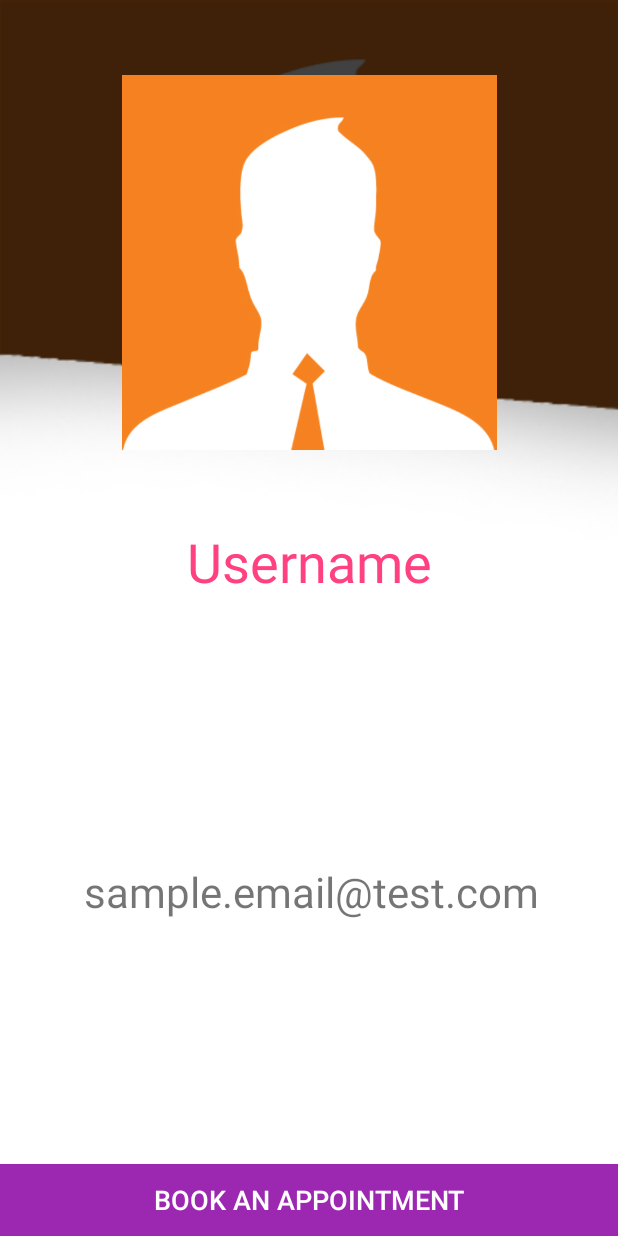
After one commit to shantanu0323/SeeAdoc, an Android app: the ViewDoctorProfile screen opened directly, with no data from a screen before it, on a phone screen of 412 x 824 dp. The commit adds this screen. Run offline under Robolectric (Android 15) with nearby library versions, the phone set to English and light mode, and no system bars; our stand-ins replace Firebase (no records; nobody signed in at launch, a user with empty details on screens opened directly); 9 statements that could not run were skipped.

Commit message:
APPOINTMENT BOOKING DONE

```diff
--- a/app/src/main/AndroidManifest.xml
+++ b/app/src/main/AndroidManifest.xml
@@ -36,6 +36,8 @@
             android:name="com.theartofdev.edmodo.cropper.CropImageActivity"
             android:theme="@style/Base.Theme.AppCompat" />
 
+        <activity android:name=".ViewDoctorProfile"
+            android:theme="@style/AppTheme.NoActionBar"/>
     </application>
 
 </manifest>
--- a/app/src/main/java/shantanu/seeadoc/DoctorViewHolder.java
+++ b/app/src/main/java/shantanu/seeadoc/DoctorViewHolder.java
@@ -9,7 +9,10 @@ import android.widget.ProgressBar;
 import android.widget.TextView;
 
 import com.google.firebase.auth.FirebaseAuth;
+import com.google.firebase.database.DataSnapshot;
+import com.google.firebase.database.DatabaseError;
 import com.google.firebase.database.DatabaseReference;
+import com.google.firebase.database.ValueEventListener;
 import com.squareup.picasso.Callback;
 import com.squareup.picasso.NetworkPolicy;
 import com.squareup.picasso.Picasso;
@@ -61,4 +64,5 @@ public class DoctorViewHolder extends RecyclerView.ViewHolder {
                     }
                 });
     }
+
 }
--- a/app/src/main/java/shantanu/seeadoc/HomeActivity.java
+++ b/app/src/main/java/shantanu/seeadoc/HomeActivity.java
@@ -48,6 +48,7 @@ public class HomeActivity extends AppCompatActivity
     private DatabaseReference databaseDoctors;
     private RecyclerView doctorList;
     private boolean flag = true;
+    private boolean loadingDone = false;
 
     @Override
     protected void onCreate(Bundle savedInstanceState) {
@@ -126,6 +127,7 @@ public class HomeActivity extends AppCompatActivity
         };
         progressDialog = new ProgressDialog(this);
     }
+
     @Override
     protected void onStart() {
         super.onStart();
@@ -133,8 +135,10 @@ public class HomeActivity extends AppCompatActivity
         if (auth != null) {
             auth.addAuthStateListener(authStateListener);
         }
-        progressDialog.setMessage("Loading...");
-        progressDialog.show();
+        if (!loadingDone) {
+            progressDialog.setMessage("Loading...");
+            progressDialog.show();
+        }
         FirebaseRecyclerAdapter<Doctor, DoctorViewHolder> adapter = new FirebaseRecyclerAdapter<Doctor, DoctorViewHolder>(
                 Doctor.class,
                 R.layout.row_doctor,
@@ -162,6 +166,7 @@ public class HomeActivity extends AppCompatActivity
                                             .getValue().toString());
                                     if (flag) {
                                         progressDialog.dismiss();
+                                        loadingDone = true;
                                         flag = false;
                                     }
                                 }
@@ -178,6 +183,10 @@ public class HomeActivity extends AppCompatActivity
                     @Override
                     public void onClick(View v) {
                         Toast.makeText(HomeActivity.this, "Doctor : " + doctorKey, Toast.LENGTH_SHORT).show();
+                        Intent intent = new Intent(getApplicationContext(), ViewDoctorProfile.class);
+                        intent.putExtra("doctorUid", doctorKey);
+                        intent.putExtra("patientUid", auth.getCurrentUser().getUid());
+                        startActivity(intent);
                     }
                 });
 
@@ -260,5 +269,4 @@ public class HomeActivity extends AppCompatActivity
         return true;
     }
 
-
 }
--- /dev/null
+++ b/app/src/main/java/shantanu/seeadoc/ViewDoctorProfile.java
@@ -0,0 +1,154 @@
+package shantanu.seeadoc;
+
+import android.app.ProgressDialog;
+import android.os.Bundle;
+import android.support.v7.app.AppCompatActivity;
+import android.transition.Explode;
+import android.util.Log;
+import android.view.View;
+import android.widget.Button;
+import android.widget.Toast;
+
+import com.google.firebase.FirebaseApp;
+import com.google.firebase.FirebaseOptions;
+import com.google.firebase.database.DataSnapshot;
+import com.google.firebase.database.DatabaseError;
+import com.google.firebase.database.DatabaseReference;
+import com.google.firebase.database.FirebaseDatabase;
+import com.google.firebase.database.ValueEventListener;
+
+import java.util.UUID;
+
+public class ViewDoctorProfile extends AppCompatActivity {
+
+    private static final String TAG = "ViewDoctorProfile";
+
+    private String doctorUid;
+    private String patientUid;
+    private boolean appointmentBooked;
+
+    private Button bBookAppointment;
+    private DatabaseReference databaseDoctors;
+    private DatabaseReference databasePatients;
+    private DatabaseReference databaseAppointments;
+    private boolean bookAppointmentClicked = false;
+    private Object patientDetails;
+    private ProgressDialog progressDialog;
+
+    @Override
+    protected void onCreate(Bundle savedInstanceState) {
+        super.onCreate(savedInstanceState);
+
+        Explode explode = new Explode();
+        explode.setDuration(1000);
+        getWindow().setEnterTransition(explode);
+
+        setContentView(R.layout.activity_view_doctor_profile);
+
+        init();
+
+        databaseAppointments.addValueEventListener(new ValueEventListener() {
+            @Override
+            public void onDataChange(DataSnapshot dataSnapshot) {
+                progressDialog.dismiss();
+                if (dataSnapshot.hasChild(patientUid)) {
+                    bBookAppointment.setText("Cancel the Appointment");
+                    bBookAppointment.setBackground(getResources().getDrawable(R.drawable.bg_ripple_cancel));
+                } else {
+                    bBookAppointment.setText("Book an Appointment");
+                    bBookAppointment.setBackground(getResources().getDrawable(R.drawable.bg_ripple_book));
+                }
+            }
+
+            @Override
+            public void onCancelled(DatabaseError databaseError) {
+
+            }
+        });
+
+
+        bBookAppointment.setOnClickListener(new View.OnClickListener() {
+            @Override
+            public void onClick(View view) {
+                bookAppointmentClicked = true;
+
+                databaseAppointments.addValueEventListener(new ValueEventListener() {
+                    @Override
+                    public void onDataChange(DataSnapshot dataSnapshot) {
+                        if (bookAppointmentClicked) {
+                            if (dataSnapshot.hasChild(patientUid)) {
+                                // Cancelling Appointment
+                                Log.i(TAG, "onDataChange: databaseAppointments : Cancelling appointment");
+                                databaseAppointments.child(patientUid).removeValue();
+                                Toast.makeText(ViewDoctorProfile.this, "Appointment Request Cancelled",
+                                        Toast.LENGTH_SHORT).show();
+                                bookAppointmentClicked = false;
+                            } else {
+                                // Booking Appointment
+                                Log.i(TAG, "onDataChange: databaseAppointments : Booking Appointment");
+                                databasePatients.addValueEventListener(new ValueEventListener() {
+                                    @Override
+                                    public void onDataChange(DataSnapshot dataSnapshot) {
+                                        if (dataSnapshot.hasChild(patientUid)) {
+                                            patientDetails = dataSnapshot.child(patientUid).getValue();
+                                            Log.i(TAG, "onDataChange: databasePatients");
+                                        }
+                                    }
+
+                                    @Override
+                                    public void onCancelled(DatabaseError databaseError) {
+
+                                    }
+                                });
+                                databaseAppointments.child(patientUid).setValue(patientDetails);
+                                Toast.makeText(ViewDoctorProfile.this, "Appointment Request Sent successfully",
+                                        Toast.LENGTH_SHORT).show();
+                                bookAppointmentClicked = false;
+                            }
+                        }
+                    }
+
+                    @Override
+                    public void onCancelled(DatabaseError databaseError) {
+
+                    }
+                });
+
+            }
+        });
+    }
+
+    private void init() {
+        doctorUid = getIntent().getStringExtra("doctorUid");
+        patientUid = getIntent().getStringExtra("patientUid");
+        Log.i(TAG, "init: doctorUid : " + doctorUid);
+        Log.i(TAG, "init: patientUid : " + patientUid);
+
+        FirebaseOptions options = new FirebaseOptions.Builder()
+                .setApplicationId("1:530266078999:android:481c4ecf3253701e") // Required for Analytics.
+                .setApiKey("AIzaSyBRxOyIj5dJkKgAVPXRLYFkdZwh2Xxq51k") // Required for Auth.
+                .setDatabaseUrl("https://docmate-d670e.firebaseio.com/") // Required for RTDB.
+                .build();
+        String doctorApp = UUID.randomUUID().toString();
+        FirebaseApp.initializeApp(this, options, doctorApp);
+        // Retrieve my other app.
+        FirebaseApp doctorAppliction = FirebaseApp.getInstance(doctorApp);
+// Get the database for the other app.
+        FirebaseDatabase doctorDatabase = FirebaseDatabase.getInstance(doctorAppliction);
+
+        databaseDoctors = doctorDatabase.getReference().child("doctor");
+        databaseDoctors.keepSynced(true);
+
+        databasePatients = FirebaseDatabase.getInstance().getReference().child("patient");
+        databasePatients.keepSynced(true);
+
+        databaseAppointments = databaseDoctors.child(doctorUid).child("appointments");
+        databaseAppointments.keepSynced(true);
+
+        progressDialog = new ProgressDialog(this);
+        progressDialog.setMessage("Retrieving Status...");
+        progressDialog.show();
+
+        bBookAppointment = (Button) findViewById(R.id.bBookAppointment);
+    }
+}
--- /dev/null
+++ b/app/src/main/res/drawable/bg_ripple_book.xml
@@ -0,0 +1,12 @@
+<?xml version="1.0" encoding="utf-8"?>
+
+<ripple xmlns:android="http://schemas.android.com/apk/res/android"
+        android:color="#beffffff"
+        android:radius="20dp">
+    <item>
+    <shape xmlns:android="http://schemas.android.com/apk/res/android"
+        android:shape= "rectangle">
+        <solid android:color="@color/colorPrimary"/>
+    </shape>
+    </item>
+</ripple>
--- /dev/null
+++ b/app/src/main/res/drawable/bg_ripple_cancel.xml
@@ -0,0 +1,12 @@
+<?xml version="1.0" encoding="utf-8"?>
+
+<ripple xmlns:android="http://schemas.android.com/apk/res/android"
+        android:color="#beffffff"
+        android:radius="20dp">
+    <item>
+    <shape xmlns:android="http://schemas.android.com/apk/res/android"
+        android:shape= "rectangle">
+        <solid android:color="#d00"/>
+    </shape>
+    </item>
+</ripple>
--- /dev/null
+++ b/app/src/main/res/layout/activity_view_doctor_profile.xml
@@ -0,0 +1,112 @@
+<?xml version="1.0" encoding="utf-8"?>
+<android.support.constraint.ConstraintLayout xmlns:android="http://schemas.android.com/apk/res/android"
+    xmlns:app="http://schemas.android.com/apk/res-auto"
+    xmlns:tools="http://schemas.android.com/tools"
+    android:layout_width="match_parent"
+    android:layout_height="match_parent"
+    android:background="#fff"
+    tools:context="shantanu.seeadoc.ViewDoctorProfile">
+
+    <Button
+        android:background="@drawable/bg_ripple_book"
+        android:id="@+id/bBookAppointment"
+        android:textColor="#fff"
+        android:textSize="18sp"
+        android:layout_width="0dp"
+        android:layout_height="wrap_content"
+        android:text="Book an Appointment"
+        app:layout_constraintBottom_toBottomOf="parent"
+        app:layout_constraintLeft_toLeftOf="parent"
+        app:layout_constraintRight_toRightOf="parent" />
+
+    <FrameLayout
+        android:layout_width="0dp"
+        android:layout_height="0dp"
+        android:layout_marginBottom="0dp"
+        app:layout_constraintBottom_toTopOf="@+id/bBookAppointment"
+        app:layout_constraintLeft_toLeftOf="parent"
+        app:layout_constraintRight_toRightOf="parent"
+        app:layout_constraintTop_toTopOf="parent">
+
+        <ImageView
+            android:id="@+id/profilePicBG"
+            android:layout_width="match_parent"
+            android:layout_height="350dp"
+            android:background="@drawable/default_image"
+            android:elevation="1dp"
+            android:scaleType="centerCrop"
+            tools:layout_editor_absoluteX="0dp"
+            tools:layout_editor_absoluteY="0dp" />
+
+        <LinearLayout
+            android:layout_width="match_parent"
+            android:layout_height="400dp"
+            android:alpha="0.7"
+            android:background="#000"
+            android:elevation="2dp" />
+
+        <ImageView
+            android:layout_width="match_parent"
+            android:layout_height="wrap_content"
+            android:elevation="3dp"
+            android:scaleType="centerCrop"
+            app:srcCompat="@drawable/wedge" />
+
+        <android.support.constraint.ConstraintLayout
+            android:layout_width="match_parent"
+            android:layout_height="match_parent"
+            android:elevation="4dp">
+
+            <ImageView
+                android:id="@+id/profilePic"
+                android:layout_width="250dp"
+                android:layout_height="250dp"
+                android:layout_marginTop="50dp"
+                android:scaleType="centerCrop"
+                app:layout_constraintLeft_toLeftOf="parent"
+                app:layout_constraintRight_toRightOf="parent"
+                app:layout_constraintTop_toTopOf="parent"
+                app:srcCompat="@drawable/default_image" />
+
+            <TextView
+                android:id="@+id/tvUsername"
+                android:layout_width="wrap_content"
+                android:layout_height="wrap_content"
+                android:layout_marginEnd="8dp"
+                android:layout_marginLeft="8dp"
+                android:layout_marginRight="8dp"
+                android:layout_marginStart="8dp"
+                android:layout_marginTop="50dp"
+                android:text="Username"
+                android:textColor="@color/colorAccent"
+                android:textSize="36sp"
+                app:layout_constraintLeft_toLeftOf="parent"
+                app:layout_constraintRight_toRightOf="parent"
+                app:layout_constraintTop_toBottomOf="@+id/profilePic" />
+
+            <TextView
+                android:id="@+id/tvEmail"
+                android:layout_width="wrap_content"
+                android:layout_height="wrap_content"
+                android:layout_marginBottom="8dp"
+                android:layout_marginEnd="8dp"
+                android:layout_marginLeft="8dp"
+                android:layout_marginRight="8dp"
+                android:layout_marginStart="8dp"
+                android:layout_marginTop="22dp"
+                android:text="sample.email@test.com"
+                android:textSize="28sp"
+                app:layout_constraintBottom_toBottomOf="parent"
+                app:layout_constraintHorizontal_bias="0.516"
+                app:layout_constraintLeft_toLeftOf="parent"
+                app:layout_constraintRight_toRightOf="parent"
+                app:layout_constraintTop_toBottomOf="@+id/tvUsername" />
+
+
+        </android.support.constraint.ConstraintLayout>
+
+
+    </FrameLayout>
+
+
+</android.support.constraint.ConstraintLayout>
--- a/app/src/main/res/layout/content_home.xml
+++ b/app/src/main/res/layout/content_home.xml
@@ -12,13 +12,8 @@
         android:id="@+id/doctorList"
         android:layout_width="0dp"
         android:layout_height="wrap_content"
-        android:layout_marginBottom="8dp"
-        android:layout_marginLeft="8dp"
-        android:layout_marginRight="8dp"
         android:orientation="horizontal"
         app:layout_constraintBottom_toBottomOf="parent"
         app:layout_constraintLeft_toLeftOf="parent"
-        app:layout_constraintRight_toRightOf="parent"
-        android:layout_marginStart="8dp"
-        android:layout_marginEnd="8dp" />
+        app:layout_constraintRight_toRightOf="parent"/>
 </android.support.constraint.ConstraintLayout>
```
